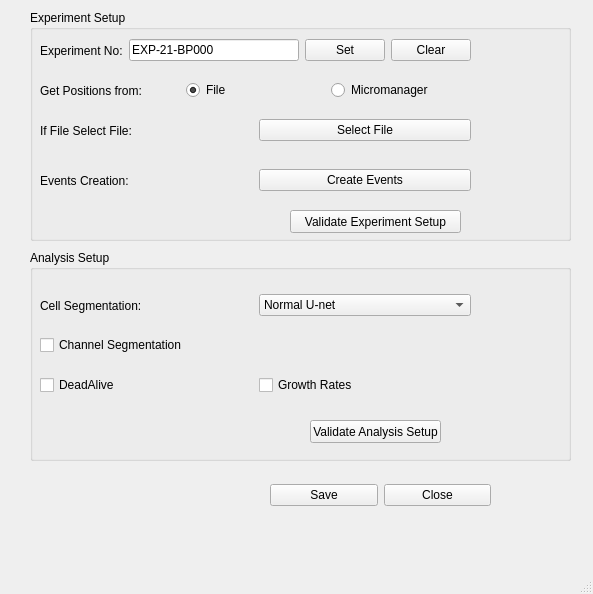
Old version of the form setupWindow.ui in the repository karempudi/GUIs.
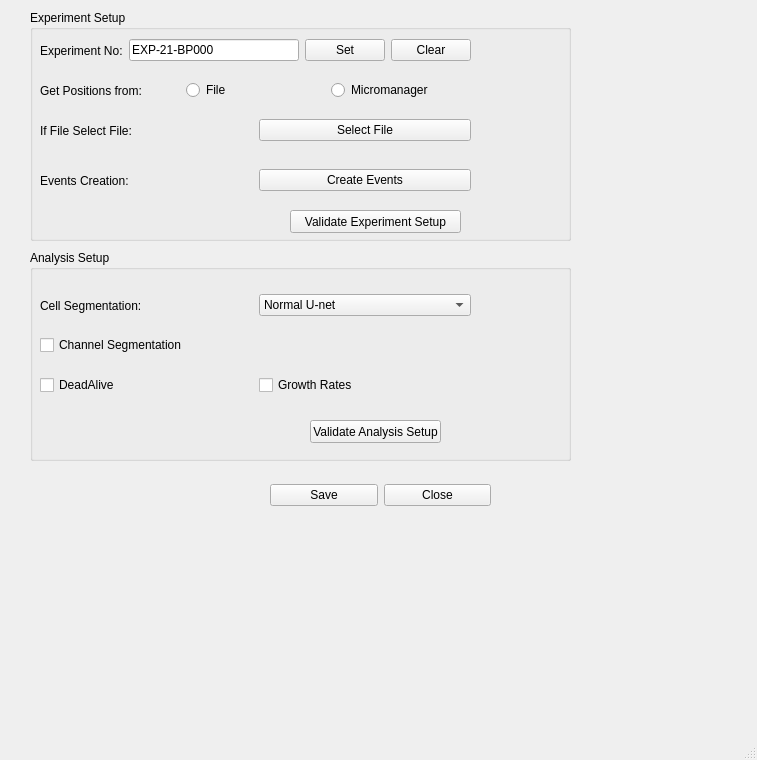
New version of the form.

Commit message: Expt setup box done

```diff
--- a/setupWindow.ui
+++ b/setupWindow.ui
@@ -6,8 +6,8 @@
    <rect>
     <x>0</x>
     <y>0</y>
-    <width>593</width>
-    <height>594</height>
+    <width>757</width>
+    <height>760</height>
    </rect>
   </property>
   <property name="windowTitle">
@@ -88,9 +88,12 @@
         <property name="text">
          <string>File</string>
         </property>
-        <property name="checked">
+        <property name="checkable">
          <bool>true</bool>
         </property>
+        <property name="checked">
+         <bool>false</bool>
+        </property>
        </widget>
       </item>
       <item>
```
Left out of the diff: 11 changed lines with no effect on the pictures. The commit also changes 9 other files.
